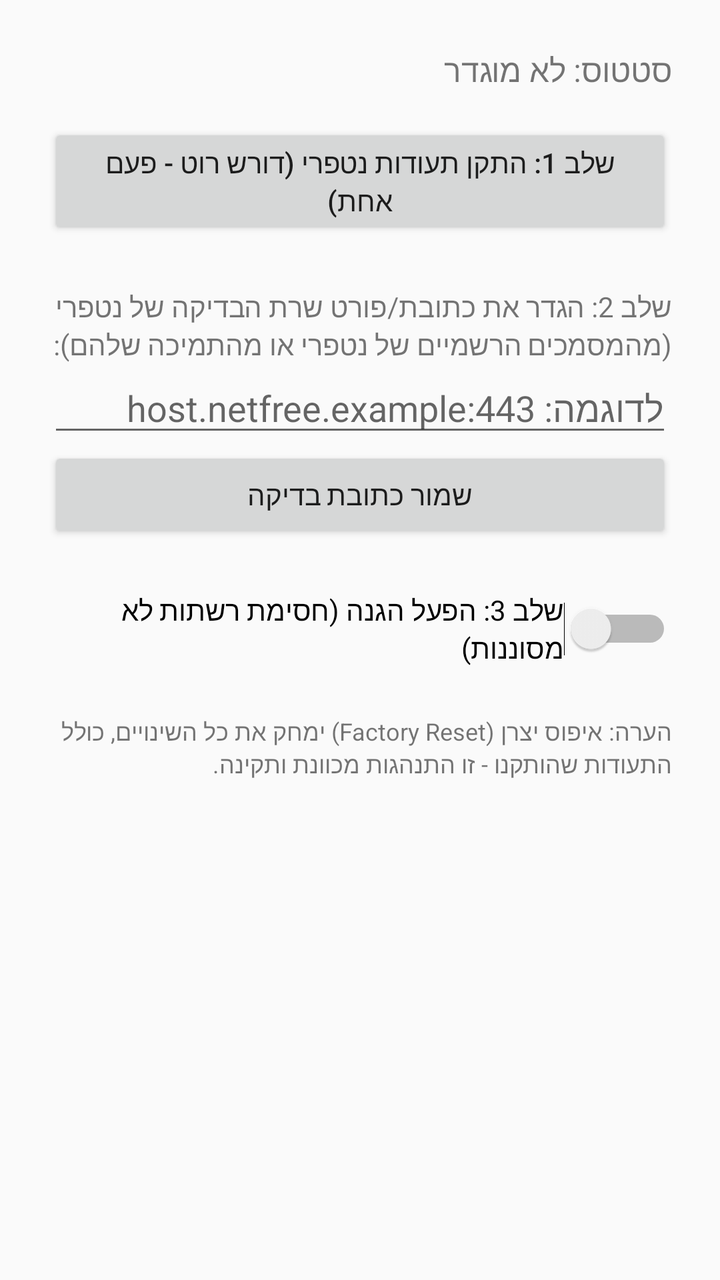
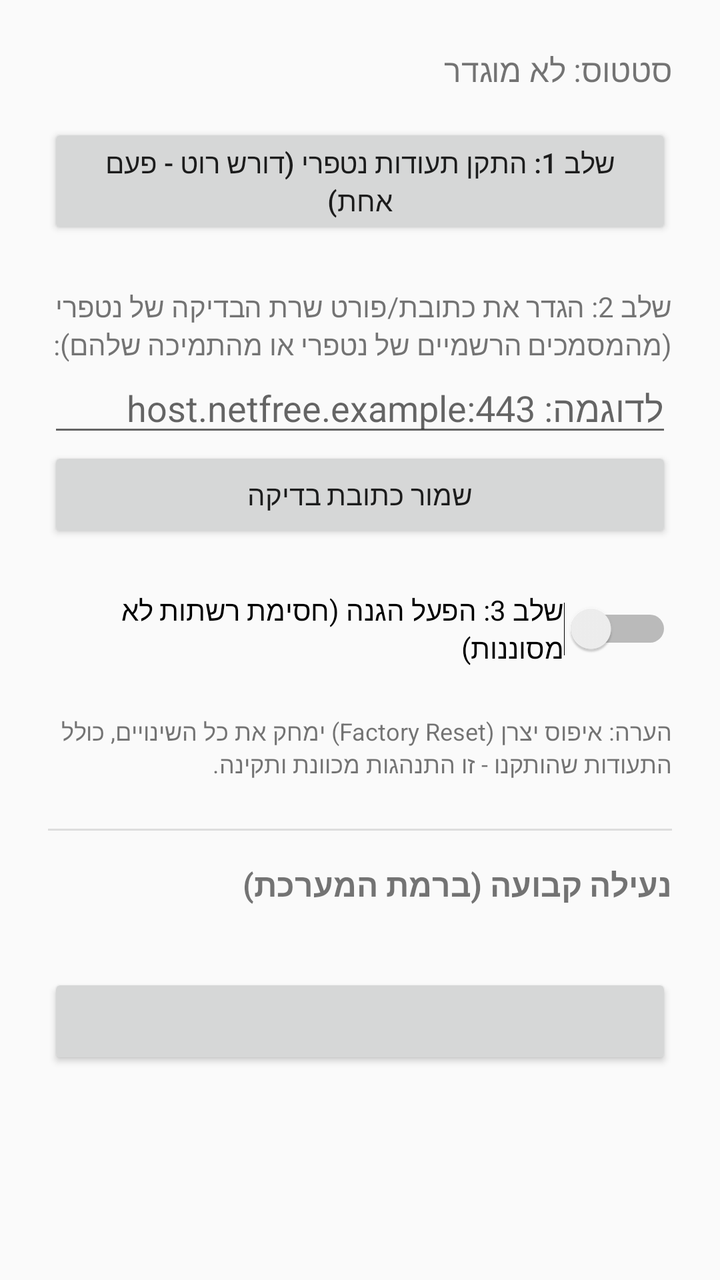

Two renders of the same Android screen: before a commit and after it. Below are the layout's source before the change and the commit's diff.
<!-- AndroidManifest.xml: application theme Theme.NetfreeGuard -->
<!-- res/layout/activity_main.xml -->
<?xml version="1.0" encoding="utf-8"?>
<LinearLayout xmlns:android="http://schemas.android.com/apk/res/android"
    android:layout_width="match_parent"
    android:layout_height="match_parent"
    android:orientation="vertical"
    android:padding="24dp">

    <TextView
        android:id="@+id/tvStatus"
        android:layout_width="match_parent"
        android:layout_height="wrap_content"
        android:textSize="16sp"
        android:paddingBottom="16dp"
        android:text="סטטוס: לא מוגדר" />

    <Button
        android:id="@+id/btnInstallCerts"
        android:layout_width="match_parent"
        android:layout_height="wrap_content"
        android:text="שלב 1: התקן תעודות נטפרי (דורש רוט - פעם אחת)" />

    <TextView
        android:layout_width="match_parent"
        android:layout_height="wrap_content"
        android:layout_marginTop="24dp"
        android:text="שלב 2: הגדר את כתובת/פורט שרת הבדיקה של נטפרי (מהמסמכים הרשמיים של נטפרי או מהתמיכה שלהם):" />

    <EditText
        android:id="@+id/etCheckHost"
        android:layout_width="match_parent"
        android:layout_height="wrap_content"
        android:hint="לדוגמה: host.netfree.example:443" />

    <Button
        android:id="@+id/btnSaveHost"
        android:layout_width="match_parent"
        android:layout_height="wrap_content"
        android:text="שמור כתובת בדיקה" />

    <Switch
        android:id="@+id/switchProtection"
        android:layout_width="match_parent"
        android:layout_height="wrap_content"
        android:layout_marginTop="24dp"
        android:text="שלב 3: הפעל הגנה (חסימת רשתות לא מסוננות)" />

    <TextView
        android:layout_width="match_parent"
        android:layout_height="wrap_content"
        android:layout_marginTop="24dp"
        android:textSize="12sp"
        android:text="הערה: איפוס יצרן (Factory Reset) ימחק את כל השינויים, כולל התעודות שהותקנו - זו התנהגות מכוונת ותקינה." />

</LinearLayout>
<!-- resources referenced by this layout -->
<resources>
  <style name="Theme.NetfreeGuard" parent="Theme.AppCompat.DayNight.NoActionBar" />
</resources>

<!-- the commit's change to res/layout/activity_main.xml (unified diff, before → after) -->
@@ -51,4 +51,42 @@
         android:textSize="12sp"
         android:text="הערה: איפוס יצרן (Factory Reset) ימחק את כל השינויים, כולל התעודות שהותקנו - זו התנהגות מכוונת ותקינה." />
 
+    <View
+        android:layout_width="match_parent"
+        android:layout_height="1dp"
+        android:layout_marginTop="24dp"
+        android:background="#DDDDDD" />
+
+    <TextView
+        android:id="@+id/tvPermanentTitle"
+        android:layout_width="match_parent"
+        android:layout_height="wrap_content"
+        android:layout_marginTop="16dp"
+        android:textStyle="bold"
+        android:textSize="16sp"
+        android:text="נעילה קבועה (ברמת המערכת)" />
+
+    <TextView
+        android:id="@+id/tvPermanentDescription"
+        android:layout_width="match_parent"
+        android:layout_height="wrap_content"
+        android:layout_marginTop="4dp"
+        android:textSize="13sp"
+        android:text="" />
+
+    <Button
+        android:id="@+id/btnPermanentAction"
+        android:layout_width="match_parent"
+        android:layout_height="wrap_content"
+        android:layout_marginTop="12dp"
+        android:text="" />
+
+    <TextView
+        android:id="@+id/tvPermanentLog"
+        android:layout_width="match_parent"
+        android:layout_height="wrap_content"
+        android:layout_marginTop="12dp"
+        android:textSize="11sp"
+        android:textColor="#888888" />
+
 </LinearLayout>
